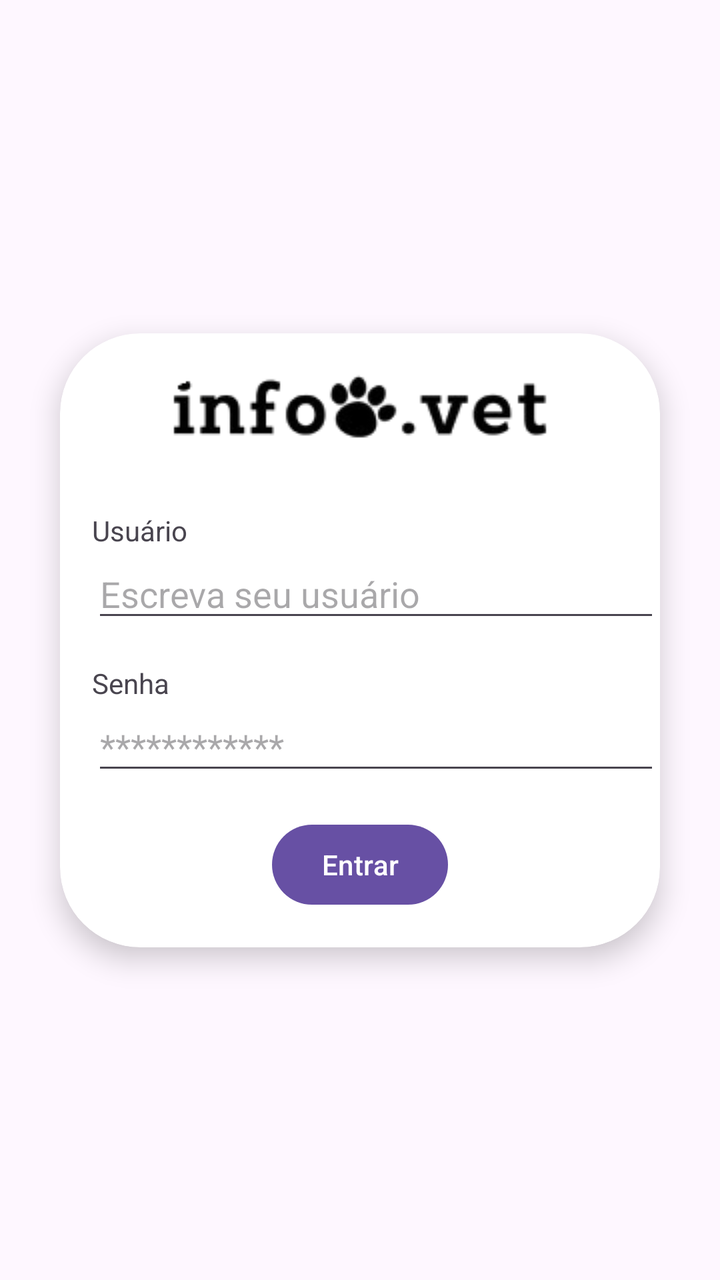
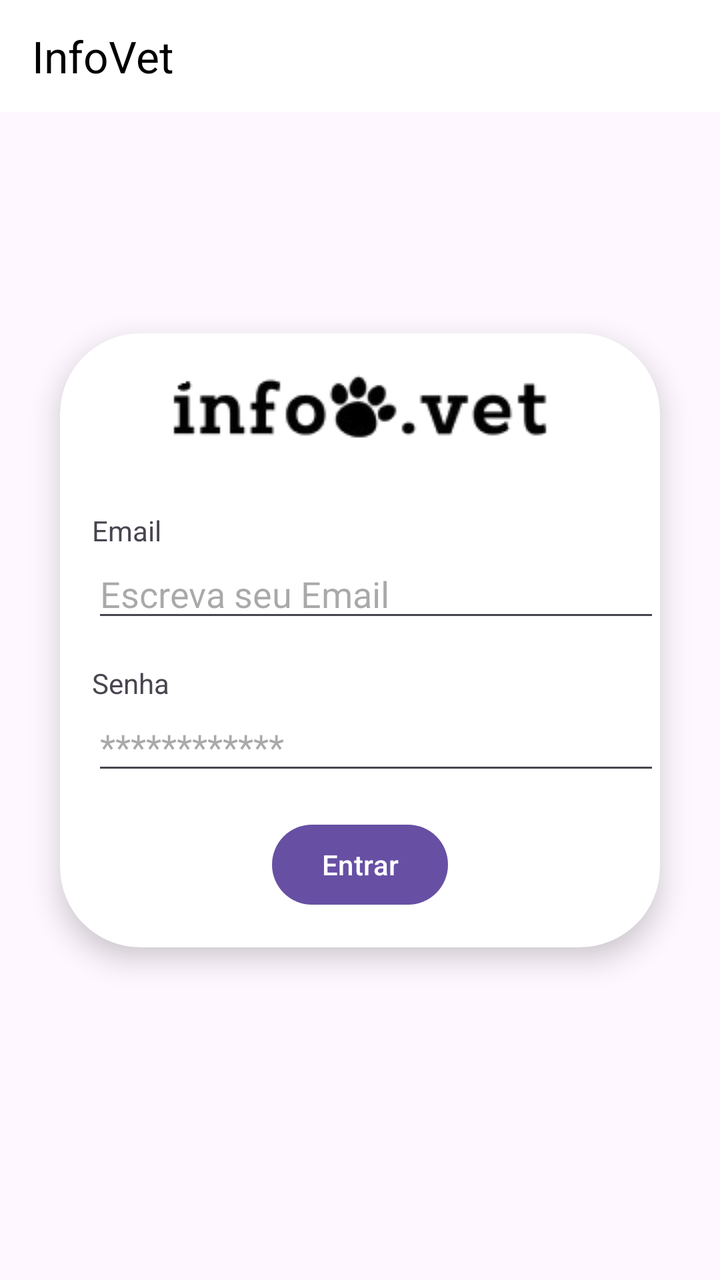

Before-and-after screenshots of an Android layout around one commit, followed by the original layout XML and the change that was made.
<!-- AndroidManifest.xml: application theme Theme.Infovet -->
<!-- res/layout/activity_infovetlogin.xml -->
<?xml version="1.0" encoding="utf-8"?>
<androidx.constraintlayout.widget.ConstraintLayout xmlns:android="http://schemas.android.com/apk/res/android"
    xmlns:app="http://schemas.android.com/apk/res-auto"
    xmlns:tools="http://schemas.android.com/tools"
    android:id="@+id/main"
    android:layout_width="match_parent"
    android:layout_height="match_parent"
    tools:context=".infovetlogin">

    <androidx.constraintlayout.widget.ConstraintLayout
        android:layout_width="match_parent"
        android:layout_height="match_parent">

        <androidx.cardview.widget.CardView
            android:layout_width="0dp"
            android:layout_height="wrap_content"
            android:layout_margin="16dp"
            app:cardCornerRadius="40dp"
            app:cardElevation="8dp"
            app:layout_constraintWidth_max="300dp"
            app:layout_constraintBottom_toBottomOf="parent"
            app:layout_constraintEnd_toEndOf="parent"
            app:layout_constraintStart_toStartOf="parent"
            app:layout_constraintTop_toTopOf="parent">

            <LinearLayout
                android:layout_width="match_parent"
                android:layout_height="307dp"
                android:orientation="vertical">

                <ImageView
                    android:id="@+id/imageViewLogin"
                    android:layout_width="match_parent"
                    android:layout_height="wrap_content"
                    android:layout_marginTop="10dp"
                    android:layout_marginBottom="10dp"
                    android:layout_marginVertical="20dp"
                    android:src="@drawable/infovet_img" />


                <TextView
                    android:id="@+id/textViewUsuarioLogin"
                    android:layout_width="match_parent"
                    android:layout_height="wrap_content"
                    android:layout_marginStart="16dp"
                    android:layout_marginTop="16dp"
                    android:text="Usuário" />

                <EditText
                    android:id="@+id/editTextUsuarioLogin"
                    android:layout_width="match_parent"
                    android:layout_height="wrap_content"
                    android:layout_marginLeft="16dp"
                    android:ems="10"
                    android:hint="Escreva seu usuário"
                    android:inputType="text" />


                <TextView
                    android:id="@+id/textViewSenhaLogin"
                    android:layout_width="match_parent"
                    android:layout_height="wrap_content"
                    android:layout_marginLeft="16dp"
                    android:layout_marginTop="16dp"
                    android:text="Senha" />

                <EditText
                    android:id="@+id/editTextSenhaLogin"
                    android:layout_width="match_parent"
                    android:layout_height="wrap_content"
                    android:layout_marginLeft="16dp"
                    android:ems="10"
                    android:hint="************"
                    android:inputType="textPassword" />

                <Button
                    android:id="@+id/buttonEntrar"
                    android:layout_width="wrap_content"
                    android:layout_height="wrap_content"
                    android:layout_gravity="center"
                    android:layout_marginTop="16dp"
                    android:text="Entrar" />


            </LinearLayout>

        </androidx.cardview.widget.CardView>
    </androidx.constraintlayout.widget.ConstraintLayout>

</androidx.constraintlayout.widget.ConstraintLayout>
<!-- resources referenced by this layout -->
<resources>
  <!-- drawable infovet_img: png bitmap (drawable, 4961 bytes) -->
  <style name="Theme.Infovet" parent="Base.Theme.Infovet" />
  <style name="Base.Theme.Infovet" parent="Theme.Material3.DayNight.NoActionBar">
          
          
      </style>
</resources>

<!-- the commit's change to res/layout/activity_infovetlogin.xml (unified diff, before → after) -->
@@ -1,15 +1,24 @@
 <?xml version="1.0" encoding="utf-8"?>
-<androidx.constraintlayout.widget.ConstraintLayout xmlns:android="http://schemas.android.com/apk/res/android"
+<androidx.drawerlayout.widget.DrawerLayout
+    xmlns:android="http://schemas.android.com/apk/res/android"
     xmlns:app="http://schemas.android.com/apk/res-auto"
-    xmlns:tools="http://schemas.android.com/tools"
-    android:id="@+id/main"
+    android:id="@+id/drawer_layout"
     android:layout_width="match_parent"
-    android:layout_height="match_parent"
-    tools:context=".infovetlogin">
+    android:layout_height="match_parent">
 
     <androidx.constraintlayout.widget.ConstraintLayout
         android:layout_width="match_parent"
         android:layout_height="match_parent">
+
+        <androidx.appcompat.widget.Toolbar
+            android:id="@+id/toolbar"
+            android:layout_width="match_parent"
+            android:layout_height="56dp"
+            android:background="@android:color/white"
+            android:elevation="4dp"
+            app:title="InfoVet"
+            app:titleTextColor="@android:color/black"
+            app:layout_constraintTop_toTopOf="parent"/>
 
         <androidx.cardview.widget.CardView
             android:layout_width="0dp"
@@ -39,20 +48,20 @@
 
 
                 <TextView
-                    android:id="@+id/textViewUsuarioLogin"
+                    android:id="@+id/textViewEmailLogin"
                     android:layout_width="match_parent"
                     android:layout_height="wrap_content"
                     android:layout_marginStart="16dp"
                     android:layout_marginTop="16dp"
-                    android:text="Usuário" />
+                    android:text="Email" />
 
                 <EditText
-                    android:id="@+id/editTextUsuarioLogin"
+                    android:id="@+id/editTextEmailLogin"
                     android:layout_width="match_parent"
                     android:layout_height="wrap_content"
                     android:layout_marginLeft="16dp"
                     android:ems="10"
-                    android:hint="Escreva seu usuário"
+                    android:hint="Escreva seu Email"
                     android:inputType="text" />
 
 
@@ -87,4 +96,12 @@
         </androidx.cardview.widget.CardView>
     </androidx.constraintlayout.widget.ConstraintLayout>
 
-</androidx.constraintlayout.widget.ConstraintLayout>
+    
+    <com.google.android.material.navigation.NavigationView
+        android:id="@+id/nav_view"
+        android:layout_width="280dp"
+        android:layout_height="match_parent"
+        android:layout_gravity="start"
+        app:menu="@menu/menu_lateral"/>
+
+</androidx.drawerlayout.widget.DrawerLayout>
